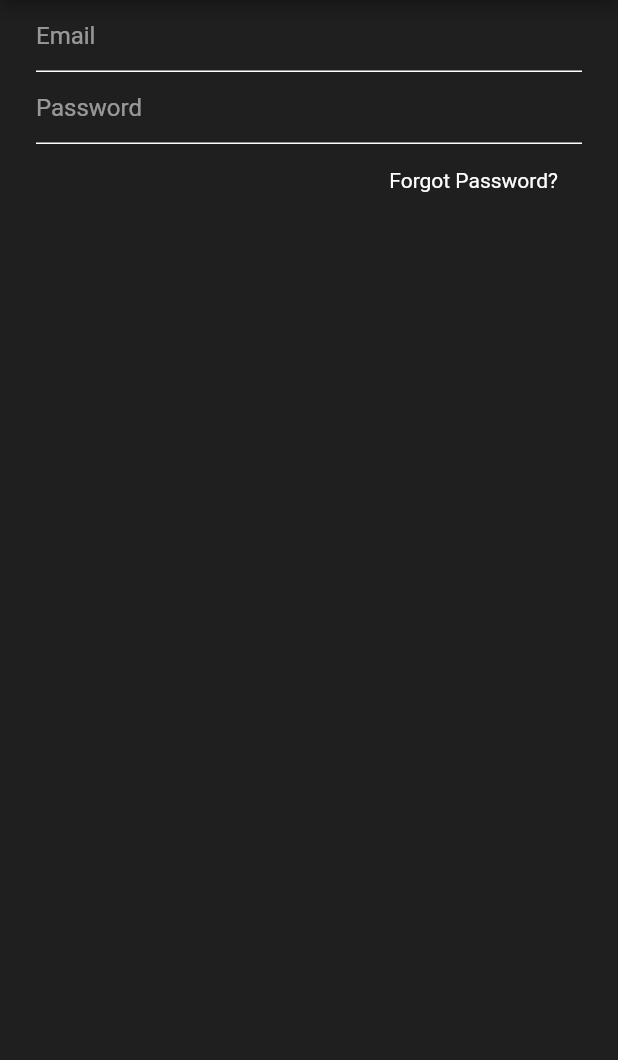
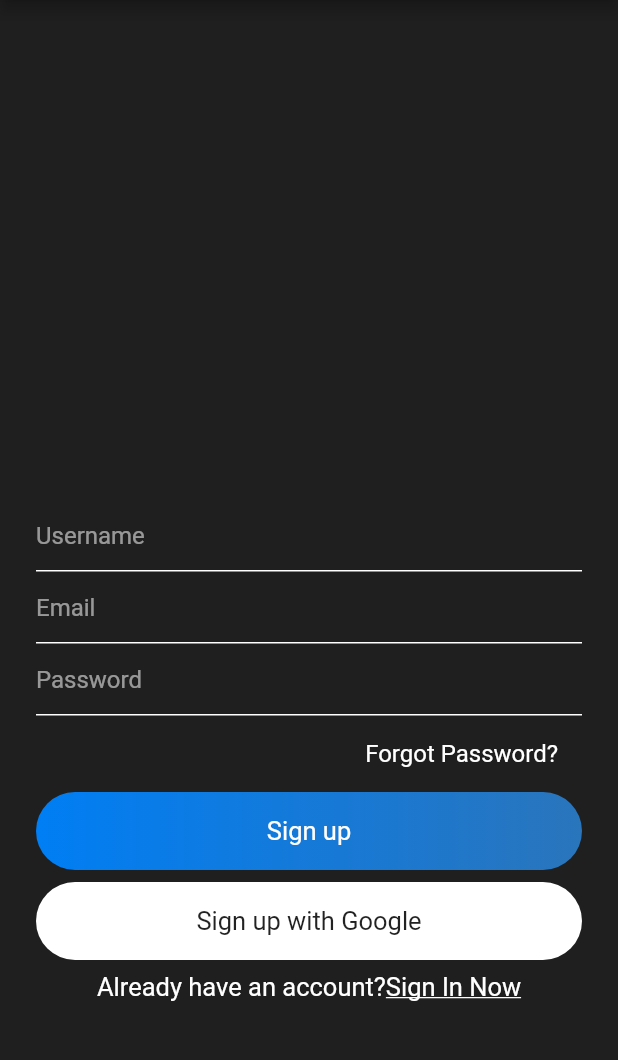
Before and after one commit to Antenor452/Flutter_Chat-_App, a Flutter app: the screen it shows after launch, on a phone screen of 412 x 824 dp, the part 84-1144 px from its top. Run offline on Flutter 3.47's test engine with Material 2 defaults, Android fonts, the phone set to English and light mode, and no system bars.

Commit message:
Sign in page

```diff
--- a/lib/main.dart
+++ b/lib/main.dart
@@ -1,4 +1,5 @@
 import 'package:chat_app/views/signin.dart';
+import 'package:chat_app/views/signup.dart';
 import 'package:flutter/material.dart';
 import '';
 
@@ -16,9 +17,10 @@ class MyApp extends StatelessWidget {
         debugShowCheckedModeBanner: false,
         title: 'Flutter Demo',
         theme: ThemeData(
-          scaffoldBackgroundColor: Color(0xff1F1F1F),
+          primaryColor: const Color(0xff145C9E),
+          scaffoldBackgroundColor: const Color(0xff1F1F1F),
           primarySwatch: Colors.blue,
         ),
-        home: SignIn());
+        home: SignUp());
   }
 }
--- a/lib/views/signup.dart
+++ b/lib/views/signup.dart
@@ -0,0 +1,112 @@
+import 'package:flutter/material.dart';
+import '../widgets/widget.dart';
+
+class SignUp extends StatefulWidget {
+  SignUp({Key? key}) : super(key: key);
+
+  @override
+  _SignUpState createState() => _SignUpState();
+}
+
+class _SignUpState extends State<SignUp> {
+  TextEditingController userNameController = TextEditingController();
+  TextEditingController emailController = TextEditingController();
+  TextEditingController passwordController = TextEditingController();
+  @override
+  Widget build(BuildContext context) {
+    return Scaffold(
+      appBar: appBarMain(context),
+      body: Container(
+        height: MediaQuery.of(context).size.height - 50,
+        alignment: Alignment.bottomCenter,
+        child: Container(
+          padding: const EdgeInsets.symmetric(horizontal: 24),
+          child: Column(
+            mainAxisSize: MainAxisSize.min,
+            children: [
+              TextField(
+                controller: userNameController,
+                decoration: textFieldInputDecoration('Username'),
+                style: simpleTextStyle(),
+              ),
+              TextField(
+                controller: emailController,
+                decoration: textFieldInputDecoration('Email'),
+                style: simpleTextStyle(),
+              ),
+              TextField(
+                  controller: passwordController,
+                  decoration: textFieldInputDecoration('Password'),
+                  style: simpleTextStyle()),
+              const SizedBox(
+                height: 8,
+              ),
+              Container(
+                alignment: Alignment.centerRight,
+                child: Container(
+                  padding:
+                      const EdgeInsets.symmetric(horizontal: 16, vertical: 8),
+                  child: Text(
+                    'Forgot Password?',
+                    style: simpleTextStyle(),
+                  ),
+                ),
+              ),
+              const SizedBox(
+                height: 8,
+              ),
+              Container(
+                alignment: Alignment.center,
+                width: MediaQuery.of(context).size.width,
+                padding: const EdgeInsets.symmetric(vertical: 16),
+                decoration: BoxDecoration(
+                    borderRadius: BorderRadius.circular(30),
+                    gradient: const LinearGradient(
+                        colors: [Color(0xff007eF4), Color(0xff2A75BC)])),
+                child: Text('Sign up', style: meduimTextStyle()),
+              ),
+              const SizedBox(
+                height: 8,
+              ),
+              Container(
+                alignment: Alignment.center,
+                width: MediaQuery.of(context).size.width,
+                padding: const EdgeInsets.symmetric(vertical: 16),
+                decoration: BoxDecoration(
+                  borderRadius: BorderRadius.circular(30),
+                  color: Colors.white,
+                ),
+                child: const Text(
+                  'Sign up with Google',
+                  style: TextStyle(fontSize: 17, color: Colors.black87),
+                ),
+              ),
+              const SizedBox(
+                height: 8,
+              ),
+              Row(
+                mainAxisAlignment: MainAxisAlignment.center,
+                children: [
+                  Text(
+                    "Already have an account?",
+                    style: meduimTextStyle(),
+                  ),
+                  const Text(
+                    "Sign In Now",
+                    style: TextStyle(
+                        color: Colors.white,
+                        fontSize: 17,
+                        decoration: TextDecoration.underline),
+                  )
+                ],
+              ),
+              const SizedBox(
+                height: 100,
+              )
+            ],
+          ),
+        ),
+      ),
+    );
+  }
+}
--- a/lib/widgets/widget.dart
+++ b/lib/widgets/widget.dart
@@ -1,7 +1,12 @@
 import 'package:flutter/material.dart';
 
-Widget build(BuildContext context) {
-  return AppBar(title: Image.asset("assets/images/logo.png"));
+AppBar appBarMain(BuildContext context) {
+  return AppBar(
+    title: Image.asset(
+      "assets/images/logo.png",
+      height: 40,
+    ),
+  );
 }
 
 InputDecoration textFieldInputDecoration(String hintText) {
@@ -14,6 +19,26 @@ InputDecoration textFieldInputDecoration(String hintText) {
           UnderlineInputBorder(borderSide: BorderSide(color: Colors.white)));
 }
 
-TextStyle simpleTextFieldTextStyle() {
-  return const TextStyle(color: Colors.white);
+TextStyle simpleTextStyle() {
+  return const TextStyle(color: Colors.white, fontSize: 16);
 }
+
+TextStyle meduimTextStyle() {
+  return const TextStyle(color: Colors.white, fontSize: 17);
+}
+
+Widget textButton(String text, Color colour, BuildContext context) {
+  return Container(
+    alignment: Alignment.center,
+    width: MediaQuery.of(context).size.width,
+    padding: EdgeInsets.symmetric(vertical: 20),
+    decoration: BoxDecoration(
+        borderRadius: BorderRadius.circular(30),
+        gradient: const LinearGradient(
+            colors: [Color(0xff007eF4), Color(0xff2A75BC)])),
+    child: Text(
+      text,
+      style: simpleTextStyle(),
+    ),
+  );
+}
```
Also changed, not shown: lib/views/signin.dart (+59 -9 lines).
